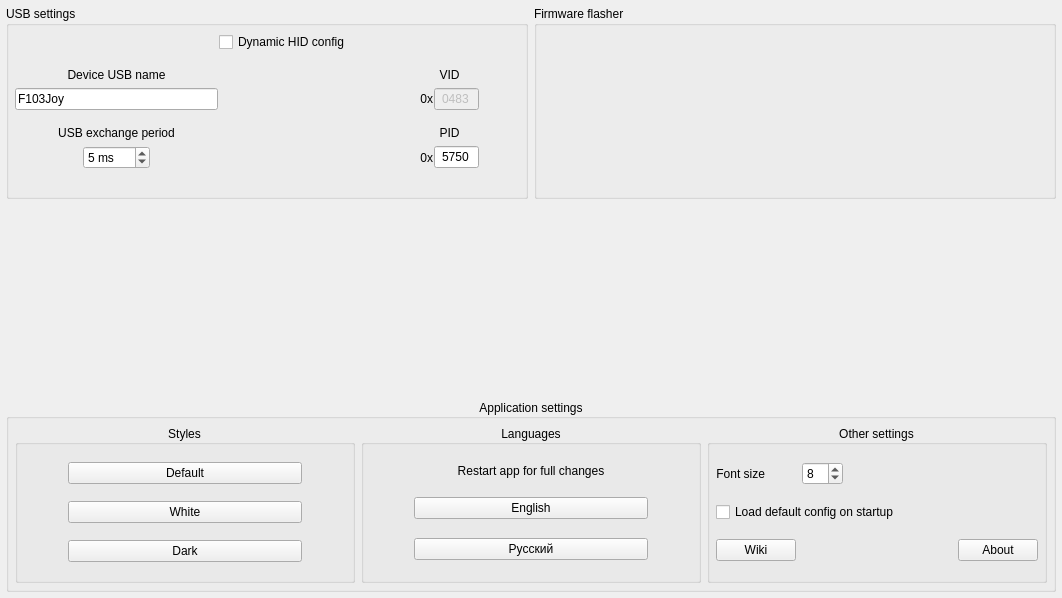
First picture: the form in widgets/advancedsettings.ui, repository FreeJoy-Team/FreeJoyConfiguratorQt, before the edit.
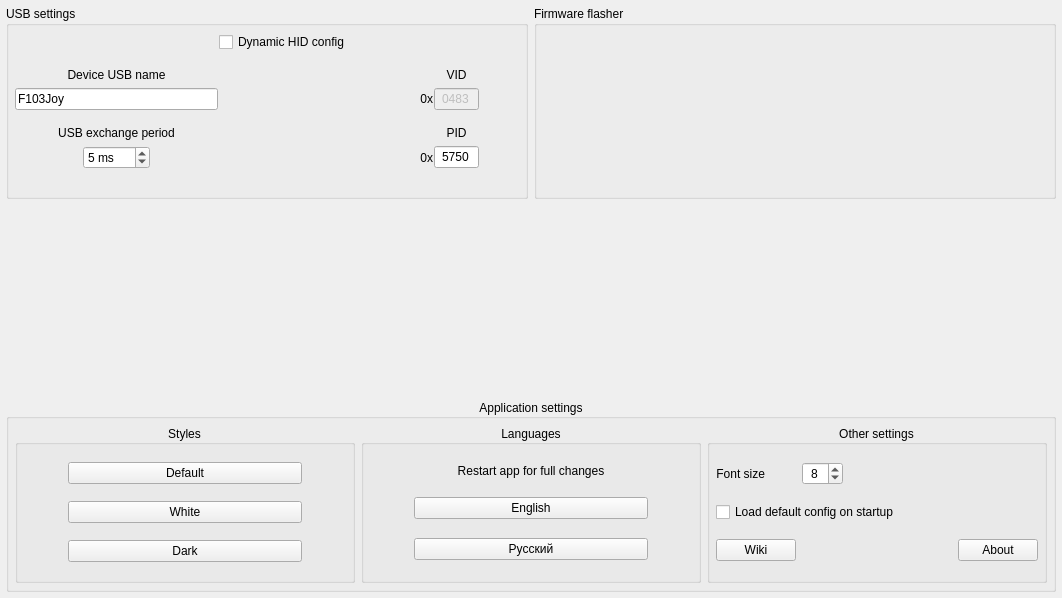
Second picture: the form after the edit.

Patch:
```diff
--- a/widgets/advancedsettings.ui
+++ b/widgets/advancedsettings.ui
@@ -123,22 +123,6 @@
         </property>
        </widget>
       </item>
-      <item row="1" column="4" colspan="2">
-       <widget class="QLabel" name="text_VID">
-        <property name="sizePolicy">
-         <sizepolicy hsizetype="Minimum" vsizetype="Preferred">
-          <horstretch>0</horstretch>
-          <verstretch>0</verstretch>
-         </sizepolicy>
-        </property>
-        <property name="text">
-         <string>VID</string>
-        </property>
-        <property name="alignment">
-         <set>Qt::AlignBottom|Qt::AlignHCenter</set>
-        </property>
-       </widget>
-      </item>
       <item row="1" column="0" colspan="3">
        <widget class="QLabel" name="text_DeviceUSBName">
         <property name="sizePolicy">
@@ -252,22 +236,6 @@
         </property>
        </widget>
       </item>
-      <item row="3" column="4" colspan="2">
-       <widget class="QLabel" name="text_PID">
-        <property name="sizePolicy">
-         <sizepolicy hsizetype="Minimum" vsizetype="Preferred">
-          <horstretch>0</horstretch>
-          <verstretch>0</verstretch>
-         </sizepolicy>
-        </property>
-        <property name="text">
-         <string>PID</string>
-        </property>
-        <property name="alignment">
-         <set>Qt::AlignBottom|Qt::AlignHCenter</set>
-        </property>
-       </widget>
-      </item>
       <item row="2" column="4">
        <widget class="QLabel" name="text_VID_0x">
         <property name="text">
@@ -304,6 +272,38 @@
         </property>
        </spacer>
       </item>
+      <item row="1" column="5">
+       <widget class="QLabel" name="text_VID">
+        <property name="sizePolicy">
+         <sizepolicy hsizetype="Minimum" vsizetype="Preferred">
+          <horstretch>0</horstretch>
+          <verstretch>0</verstretch>
+         </sizepolicy>
+        </property>
+        <property name="text">
+         <string>VID</string>
+        </property>
+        <property name="alignment">
+         <set>Qt::AlignBottom|Qt::AlignHCenter</set>
+        </property>
+       </widget>
+      </item>
+      <item row="3" column="5">
+       <widget class="QLabel" name="text_PID">
+        <property name="sizePolicy">
+         <sizepolicy hsizetype="Minimum" vsizetype="Preferred">
+          <horstretch>0</horstretch>
+          <verstretch>0</verstretch>
+         </sizepolicy>
+        </property>
+        <property name="text">
+         <string>PID</string>
+        </property>
+        <property name="alignment">
+         <set>Qt::AlignBottom|Qt::AlignHCenter</set>
+        </property>
+       </widget>
+      </item>
      </layout>
     </widget>
    </item>
@@ -390,6 +390,9 @@
              <verstretch>0</verstretch>
             </sizepolicy>
            </property>
+           <property name="alignment">
+            <set>Qt::AlignCenter</set>
+           </property>
            <property name="minimum">
             <number>7</number>
            </property>
```
